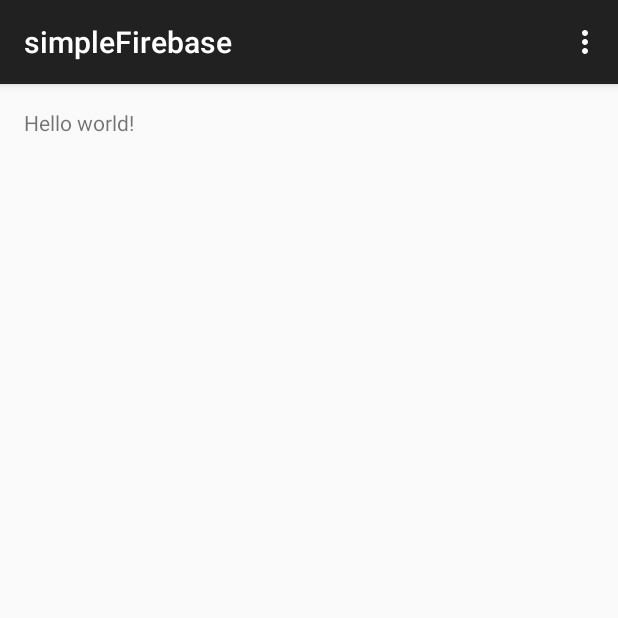
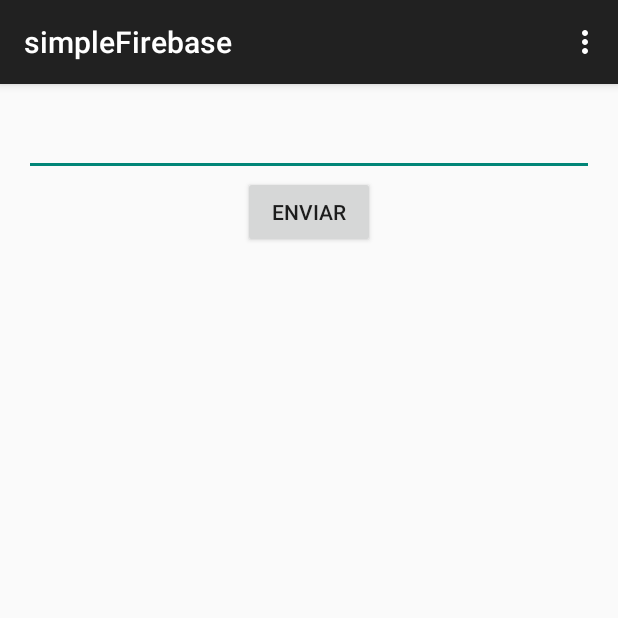
Before and after one commit to AndroidEze/simpleFirebase, an Android app: the screen it shows after launch (MainActivity), on a phone screen of 412 x 824 dp, the top half of it. Run offline under Robolectric (Android 15) with nearby library versions, the phone set to English and light mode, and no system bars; our stand-ins replace ButterKnife; libraries missing offline, so code that uses them is left out: com.firebase.client.

Commit message:
declare firebase url,child && create front && strings

```diff
--- a/app/src/main/java/me/ezeezegg/simplefirebase/MainActivity.java
+++ b/app/src/main/java/me/ezeezegg/simplefirebase/MainActivity.java
@@ -4,9 +4,19 @@ import android.support.v7.app.ActionBarActivity;
 import android.os.Bundle;
 import android.view.Menu;
 import android.view.MenuItem;
+import android.widget.EditText;
+
+import com.firebase.client.Firebase;
+
+import butterknife.Bind;
 
 
 public class MainActivity extends ActionBarActivity {
+
+    private String FIREBASE_URL = "https://shining-inferno-7002.firebaseio.com/";
+    private String FIREBASE_CHILD = "test";
+    @Bind(R.id.editText) EditText editText;
+    Firebase firebase;
 
     @Override
     protected void onCreate(Bundle savedInstanceState) {
--- a/app/src/main/res/layout/activity_main.xml
+++ b/app/src/main/res/layout/activity_main.xml
@@ -1,3 +1,4 @@
+<?xml version="1.0" encoding="utf-8"?>
 <RelativeLayout xmlns:android="http://schemas.android.com/apk/res/android"
     xmlns:tools="http://schemas.android.com/tools" android:layout_width="match_parent"
     android:layout_height="match_parent" android:paddingLeft="@dimen/activity_horizontal_margin"
@@ -5,7 +6,18 @@
     android:paddingTop="@dimen/activity_vertical_margin"
     android:paddingBottom="@dimen/activity_vertical_margin" tools:context=".MainActivity">
 
-    <TextView android:text="@string/hello_world" android:layout_width="wrap_content"
-        android:layout_height="wrap_content" />
+    <EditText
+        android:layout_width="match_parent"
+        android:layout_height="wrap_content"
+        android:id="@+id/editText"
+        android:layout_alignParentTop="true"
+        android:layout_centerHorizontal="true" />
 
+    <Button
+        android:layout_width="wrap_content"
+        android:layout_height="wrap_content"
+        android:text="@string/txtBtnSend"
+        android:id="@+id/button"
+        android:layout_below="@+id/editText"
+        android:layout_centerHorizontal="true" />
 </RelativeLayout>
--- a/app/src/main/res/values/strings.xml
+++ b/app/src/main/res/values/strings.xml
@@ -3,4 +3,5 @@
 
     <string name="hello_world">Hello world!</string>
     <string name="action_settings">Settings</string>
+    <string name="txtBtnSend">Enviar</string>
 </resources>
```
